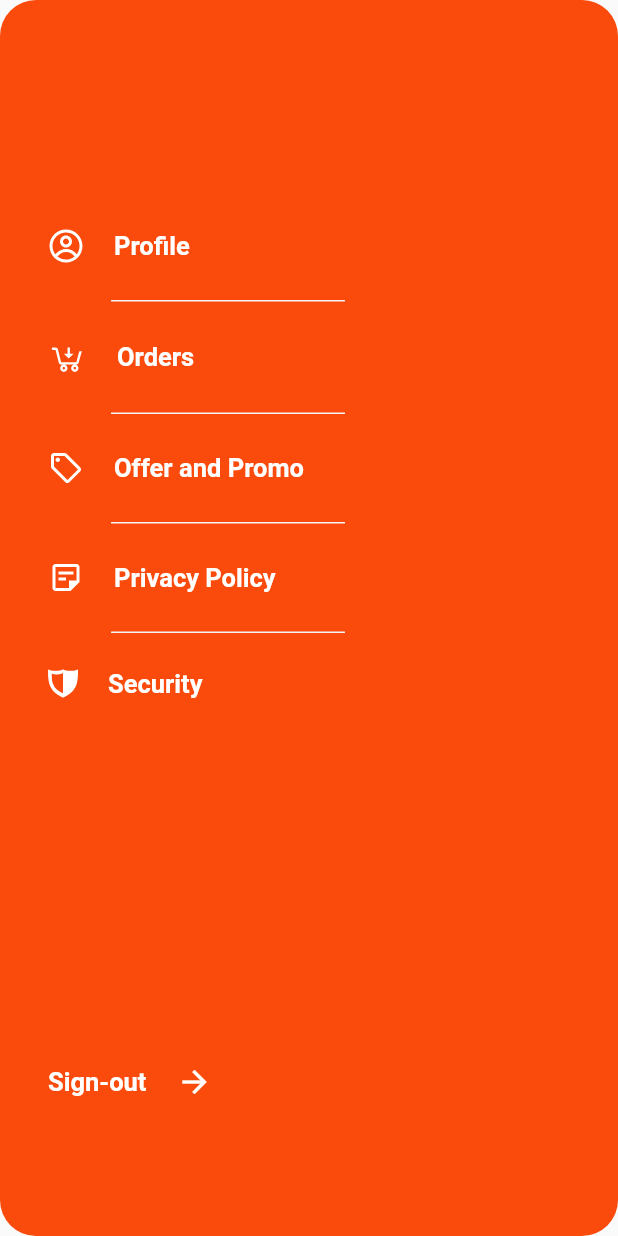
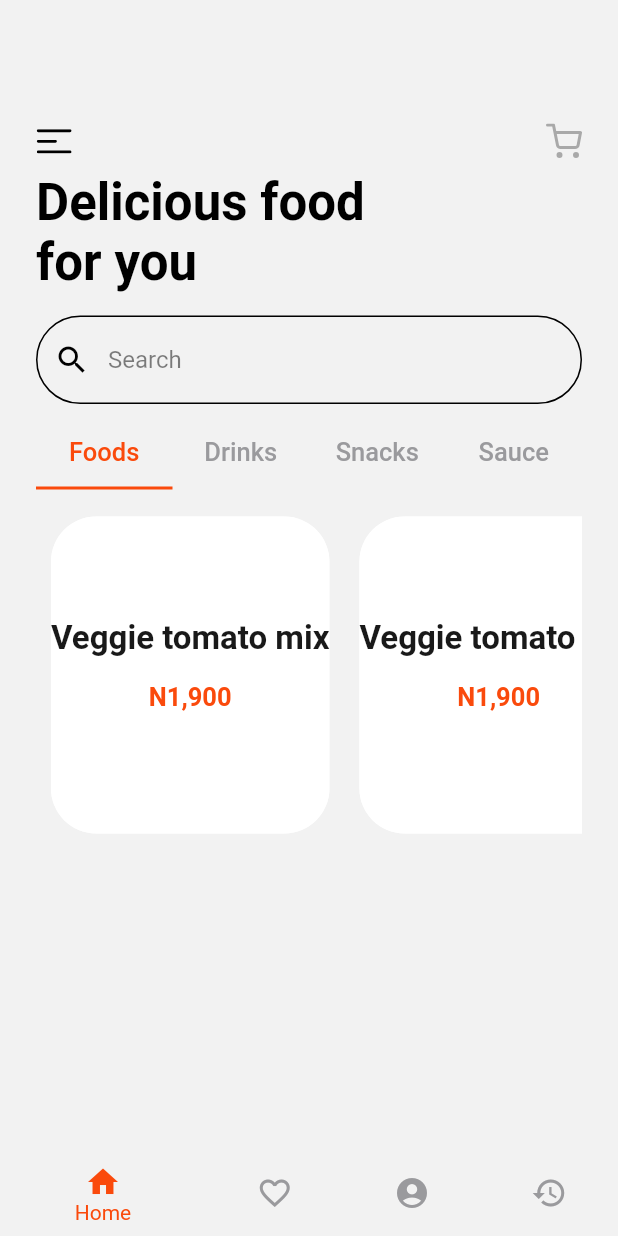
Before and after one commit to nathansdev/flutter_food_delivery_ui_kit, a Flutter app: the LandingScreen screen opened by its route, on a phone screen of 412 x 824 dp. Run offline on Flutter 3.47's test engine with Material 2 defaults, Android fonts, the phone set to English and light mode, and no system bars; our stand-ins replace flutter_svg; Roboto replaces fonts that are missing (SF Pro Rounded).

Commit message:
added home page

```diff
--- /dev/null
+++ b/lib/home/home_screen.dart
@@ -0,0 +1,175 @@
+import 'package:flutter/material.dart';
+import 'package:flutter_ui_food_delivery_app/utils/colors.dart';
+import 'package:flutter_ui_food_delivery_app/widgets/custom_text.dart';
+import 'package:flutter_ui_food_delivery_app/widgets/food_item_widget.dart';
+import 'package:flutter_ui_food_delivery_app/widgets/search_box.dart';
+
+class HomeScreen extends StatefulWidget {
+  HomeScreen({Key key}) : super(key: key);
+
+  @override
+  _HomeScreenState createState() => _HomeScreenState();
+}
+
+class _HomeScreenState extends State<HomeScreen>
+    with SingleTickerProviderStateMixin {
+  List<Food> foods = [];
+  List<Widget> tabs = [];
+  List<Widget> contents = [];
+  TextEditingController _controller = TextEditingController();
+  TabController _tabController;
+  int selectedIndex = 0;
+
+  @override
+  void initState() {
+    foods.add(Food());
+    foods.add(Food());
+    foods.add(Food());
+    foods.add(Food());
+    foods.add(Food());
+    foods.add(Food());
+    foods.add(Food());
+
+    tabs.add(Tab(
+      text: "Foods",
+    ));
+    tabs.add(Tab(
+      text: "Drinks",
+    ));
+    tabs.add(Tab(
+      text: "Snacks",
+    ));
+    tabs.add(Tab(
+      text: "Sauce",
+    ));
+    contents.add(Container(
+        padding: EdgeInsets.symmetric(vertical: 8),
+        child: ListView.builder(
+          shrinkWrap: true,
+          itemBuilder: (BuildContext context, int index) {
+            return FoodItemWidget(
+              food: foods[index],
+            );
+          },
+          scrollDirection: Axis.horizontal,
+          itemCount: foods.length,
+        )));
+    contents.add(Container(
+        padding: EdgeInsets.symmetric(vertical: 8),
+        child: ListView.builder(
+          shrinkWrap: true,
+          itemBuilder: (BuildContext context, int index) {
+            return FoodItemWidget(
+              food: foods[index],
+            );
+          },
+          scrollDirection: Axis.horizontal,
+          itemCount: foods.length,
+        )));
+    contents.add(Container(
+        padding: EdgeInsets.symmetric(vertical: 8),
+        child: ListView.builder(
+          shrinkWrap: true,
+          itemBuilder: (BuildContext context, int index) {
+            return FoodItemWidget(
+              food: foods[index],
+            );
+          },
+          scrollDirection: Axis.horizontal,
+          itemCount: foods.length,
+        )));
+    contents.add(Container(
+        padding: EdgeInsets.symmetric(vertical: 8),
+        child: ListView.builder(
+          shrinkWrap: true,
+          itemBuilder: (BuildContext context, int index) {
+            return FoodItemWidget(
+              food: foods[index],
+            );
+          },
+          scrollDirection: Axis.horizontal,
+          itemCount: foods.length,
+        )));
+
+    super.initState();
+    _tabController =
+        TabController(length: tabs.length, vsync: this, initialIndex: 0);
+  }
+
+  @override
+  void dispose() {
+    _controller.dispose();
+    _tabController.dispose();
+    super.dispose();
+  }
+
+  @override
+  Widget build(BuildContext context) {
+    return DefaultTabController(
+      length: tabs.length,
+      child: ListView(
+        shrinkWrap: true,
+        children: [
+          Row(
+            children: [
+              Expanded(
+                flex: 2,
+                child: Padding(
+                  padding: const EdgeInsets.symmetric(vertical: 8.0),
+                  child: AppText(
+                    text: "Delicious food for you",
+                    size: 34,
+                    color: Colors.black,
+                    weight: FontWeight.bold,
+                  ),
+                ),
+              ),
+              Expanded(
+                flex: 1,
+                child: SizedBox(
+                  width: 0,
+                ),
+              )
+            ],
+          ),
+          Padding(
+            padding: const EdgeInsets.symmetric(vertical: 8.0),
+            child: SearchBox(
+              enable: true,
+              hint: "Search",
+              controller: _controller,
+            ),
+          ),
+          TabBar(
+            tabs: tabs,
+            labelColor: vermilion,
+            labelStyle: TextStyle(color: vermilion, fontSize: 17),
+            unselectedLabelStyle: TextStyle(color: vermilion, fontSize: 17),
+            unselectedLabelColor: manatee,
+            indicatorColor: vermilion,
+            controller: _tabController,
+            onTap: (index) {
+              setState(() {
+                selectedIndex = index;
+                _tabController.animateTo(index);
+              });
+            },
+          ),
+          SizedBox(
+            height: MediaQuery.of(context).size.height * 0.3,
+            child: IndexedStack(
+              children: contents,
+              index: selectedIndex,
+            ),
+          ),
+        ],
+      ),
+    );
+  }
+}
+
+class Food {
+  final String name;
+  final String id;
+  Food({this.name, this.id});
+}
--- a/lib/home/landing_screen.dart
+++ b/lib/home/landing_screen.dart
@@ -1,4 +1,5 @@
 import 'package:flutter/material.dart';
+import 'package:flutter_ui_food_delivery_app/home/main_screen.dart';
 import 'package:flutter_ui_food_delivery_app/home/navigation_screen.dart';
 
 class LandingScreen extends StatefulWidget {
@@ -13,7 +14,7 @@ class _LandingScreenState extends State<LandingScreen> {
   Widget build(BuildContext context) {
     return Scaffold(
       body: Stack(
-        children: [NavigationScreen()],
+        children: [NavigationScreen(), MainScreen()],
       ),
     );
   }
--- /dev/null
+++ b/lib/home/main_screen.dart
@@ -0,0 +1,93 @@
+import 'package:flutter/material.dart';
+import 'package:flutter_svg/flutter_svg.dart';
+import 'package:flutter_ui_food_delivery_app/home/home_screen.dart';
+import 'package:flutter_ui_food_delivery_app/utils/colors.dart';
+
+class MainScreen extends StatefulWidget {
+  MainScreen({Key key}) : super(key: key);
+
+  @override
+  _MainScreenState createState() => _MainScreenState();
+}
+
+class _MainScreenState extends State<MainScreen> {
+  List<Widget> widgets = [];
+
+  int _selectedIndex = 0;
+  void _onItemTapped(int index) {
+    setState(() {
+      _selectedIndex = index;
+    });
+  }
+
+  @override
+  void initState() {
+    widgets.add(HomeScreen());
+    widgets.add(HomeScreen());
+    widgets.add(HomeScreen());
+    widgets.add(HomeScreen());
+    super.initState();
+  }
+
+  @override
+  Widget build(BuildContext context) {
+    return Scaffold(
+      backgroundColor: concrete,
+      bottomNavigationBar: Theme(
+        data: Theme.of(context).copyWith(canvasColor: concrete),
+        child: BottomNavigationBar(
+          elevation: 0,
+          backgroundColor: concrete,
+          items: const <BottomNavigationBarItem>[
+            BottomNavigationBarItem(
+              title: Text("Home"),
+              icon: Icon(Icons.home),
+            ),
+            BottomNavigationBarItem(
+              title: Text("Search"),
+              icon: Icon(Icons.favorite_border),
+            ),
+            BottomNavigationBarItem(
+              title: Text("Profile"),
+              icon: Icon(Icons.account_circle),
+            ),
+            BottomNavigationBarItem(
+              title: Text("History"),
+              icon: Icon(Icons.history),
+            ),
+          ],
+          unselectedItemColor: manatee,
+          currentIndex: _selectedIndex,
+          selectedItemColor: vermilion,
+          onTap: _onItemTapped,
+        ),
+      ),
+      body: Container(
+        padding: EdgeInsets.symmetric(horizontal: 24),
+        child: Column(
+          children: [
+            SizedBox(
+              height: MediaQuery.of(context).size.height * 0.1,
+            ),
+            Row(
+              mainAxisAlignment: MainAxisAlignment.spaceBetween,
+              children: [
+                SvgPicture.asset(
+                  "assets/icons/navigation.svg",
+                  width: 24,
+                  height: 24,
+                ),
+                SvgPicture.asset(
+                  "assets/icons/cart.svg",
+                  width: 24,
+                  height: 24,
+                ),
+              ],
+            ),
+            widgets.elementAt(_selectedIndex),
+          ],
+        ),
+      ),
+    );
+  }
+}
--- a/lib/utils/colors.dart
+++ b/lib/utils/colors.dart
@@ -10,3 +10,6 @@ const silver = Color(0xFFBCBABA);
 const athens_gray = Color(0xFFF6F6F9);
 const black_05 = Color(0x0D000000);
 const athens_gray_one = Color(0xFFF4F4F8);
+const gallery = Color(0xFFEFEEEE);
+const black_50 = Color(0x80000000);
+const black_90 = Color(0xE6000000);
--- /dev/null
+++ b/lib/widgets/food_item_widget.dart
@@ -0,0 +1,52 @@
+import 'package:flutter/material.dart';
+import 'package:flutter_ui_food_delivery_app/home/home_screen.dart';
+import 'package:flutter_ui_food_delivery_app/utils/colors.dart';
+import 'package:flutter_ui_food_delivery_app/widgets/custom_text.dart';
+
+class FoodItemWidget extends StatelessWidget {
+  final Food food;
+  const FoodItemWidget({this.food});
+
+  @override
+  Widget build(BuildContext context) {
+    return Container(
+      decoration: BoxDecoration(
+          boxShadow: [BoxShadow(color: Colors.white, offset: Offset(0, 0))],
+          color: Colors.white,
+          borderRadius: BorderRadius.circular(30)),
+      margin: EdgeInsets.all(10),
+      child: Stack(
+        children: [
+          Container(
+            child: Column(
+              crossAxisAlignment: CrossAxisAlignment.center,
+              children: [
+                SizedBox(
+                  height: 60,
+                ),
+                Padding(
+                  padding: const EdgeInsets.symmetric(vertical: 8.0),
+                  child: AppText(
+                    text: "Veggie tomato mix",
+                    color: black_90,
+                    size: 22,
+                    weight: FontWeight.w600,
+                  ),
+                ),
+                Padding(
+                  padding: const EdgeInsets.symmetric(vertical: 8.0),
+                  child: AppText(
+                    text: "N1,900",
+                    color: vermilion,
+                    size: 17,
+                    weight: FontWeight.bold,
+                  ),
+                )
+              ],
+            ),
+          )
+        ],
+      ),
+    );
+  }
+}
--- /dev/null
+++ b/lib/widgets/search_box.dart
@@ -0,0 +1,42 @@
+import 'package:flutter/material.dart';
+import 'package:flutter_ui_food_delivery_app/utils/colors.dart';
+
+class SearchBox extends StatefulWidget {
+  final TextEditingController controller;
+  final String hint;
+  final bool enable;
+  SearchBox({this.controller, this.hint, this.enable});
+
+  @override
+  _SearchBoxState createState() => _SearchBoxState();
+}
+
+class _SearchBoxState extends State<SearchBox> {
+  @override
+  Widget build(BuildContext context) {
+    return Container(
+      height: 60,
+      child: TextField(
+        enabled: widget.enable,
+        controller: widget.controller,
+        style: TextStyle(color: Colors.white),
+        decoration: InputDecoration(
+            hintText: widget.hint,
+            hintStyle: TextStyle(color: black_50),
+            prefixIcon: Icon(
+              Icons.search,
+              color: Colors.black,
+            ),
+            fillColor: gallery,
+            enabledBorder: OutlineInputBorder(
+                borderRadius: BorderRadius.all(Radius.circular(30.0))),
+            focusedBorder: OutlineInputBorder(
+                borderRadius: BorderRadius.all(Radius.circular(30.0))),
+            disabledBorder: OutlineInputBorder(
+                borderRadius: BorderRadius.all(Radius.circular(30.0))),
+            border: OutlineInputBorder(
+                borderRadius: BorderRadius.all(Radius.circular(30.0)))),
+      ),
+    );
+  }
+}
```
Also changed, not shown: assets/icons/cart.svg (added), assets/icons/heart.svg (added), assets/icons/history.svg (added), assets/icons/navigation.svg (added), assets/icons/user.svg (added).
